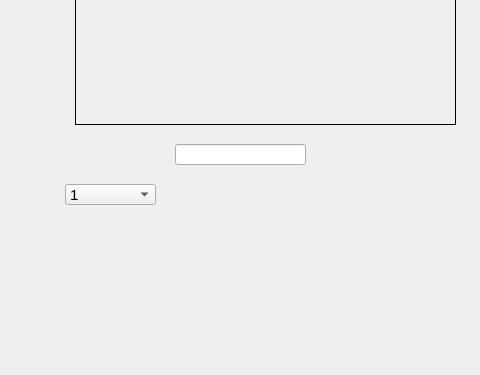
This is ui/one.ui in cockmake/PyQt5Study as Qt 5 draws it before an edit; both pictures show x 145 to 625 and y 176 to 551 of the 715 by 551 pixel window. The edited form follows.
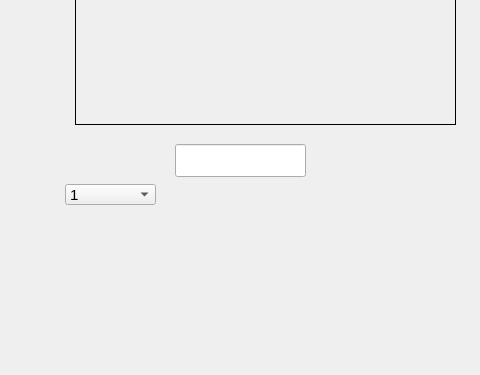
This is the edited form. Icons and pictures are not drawn. Custom widgets are drawn as their Qt base class.

```diff
--- a/ui/one.ui
+++ b/ui/one.ui
@@ -114,7 +114,7 @@
      <x>320</x>
      <y>320</y>
      <width>131</width>
-     <height>21</height>
+     <height>33</height>
     </rect>
    </property>
   </widget>
```
Left out of the diff: 2 changed lines with no effect on the pictures.
